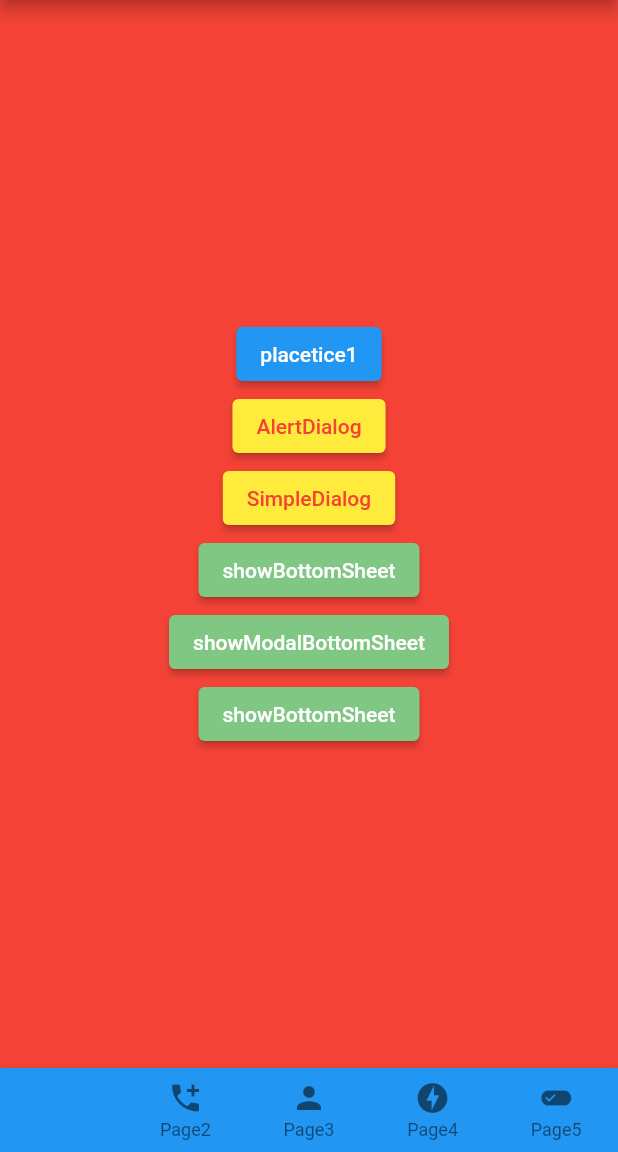
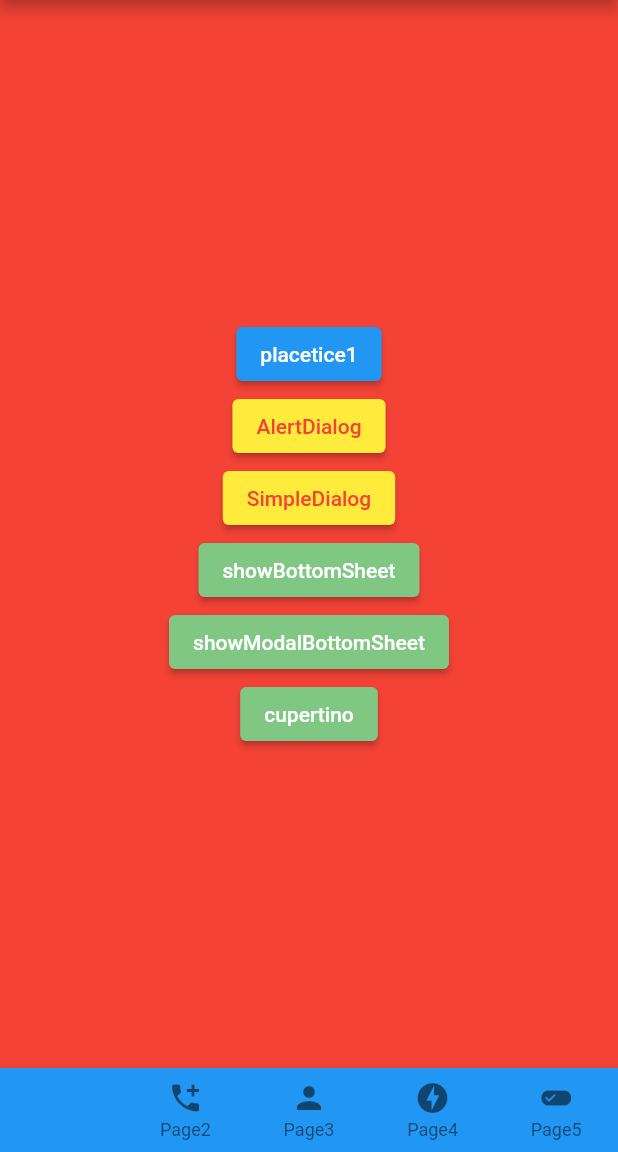
Before and after one commit to ramen2020/flutter_cheat, a Flutter app: the screen it shows after launch, on a phone screen of 412 x 824 dp, the part 84-1236 px from its top. Run offline on Flutter 3.47's test engine with Material 2 defaults, Android fonts, the phone set to English and light mode, and no system bars.

Commit message:
cupertinoアラート文言修正

```diff
--- a/lib/pages/page1_page.dart
+++ b/lib/pages/page1_page.dart
@@ -152,9 +152,9 @@ class Page1 extends StatelessWidget {
                     },
                   );
                 }),
-            // ハーフモーダル showBottomSheet
+            // アラート cupertino
             ElevatedButton(
-                child: const Text('showBottomSheet'),
+                child: const Text('cupertino'),
                 style: ElevatedButton.styleFrom(
                   primary: Colors.green[300],
                 ),
```
